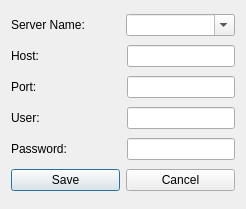
dsgoficial/DsgTools, file ServerTools/ui_serverConfigurator.ui: the form before one commit.
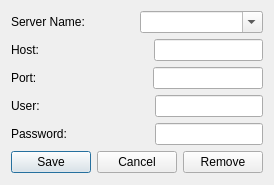
The form after the commit.

Commit message: Remove server commited

What changed in the file:
```diff
--- a/ServerTools/ui_serverConfigurator.ui
+++ b/ServerTools/ui_serverConfigurator.ui
@@ -6,8 +6,8 @@
    <rect>
     <x>0</x>
     <y>0</y>
-    <width>246</width>
-    <height>209</height>
+    <width>263</width>
+    <height>185</height>
    </rect>
   </property>
   <property name="windowTitle">
@@ -156,6 +156,13 @@
        </property>
       </widget>
      </item>
+     <item>
+      <widget class="QPushButton" name="removeButton">
+       <property name="text">
+        <string>Remove</string>
+       </property>
+      </widget>
+     </item>
     </layout>
    </item>
   </layout>
```
The commit also changes 4 other files.
